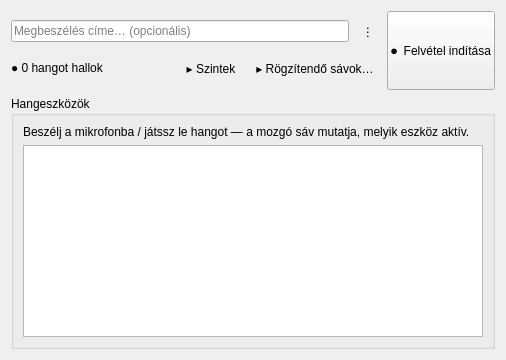
Old version of the form gui/src/RecordBar.ui in the repository RemedIT-Hungary/Tanara.
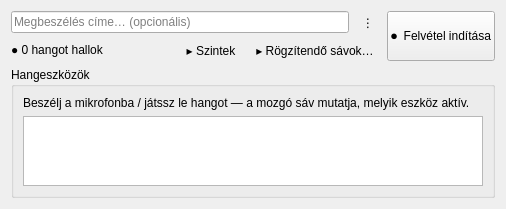
New version of the form.

Commit message: GUI-javítás: őszinte Beszélők-sáv + kompakt lebegő felvevő

Diff of the .ui file:
```diff
--- a/gui/src/RecordBar.ui
+++ b/gui/src/RecordBar.ui
@@ -3,7 +3,7 @@
  <class>RecordBar</class>
  <widget class="QWidget" name="RecordBar">
   <property name="geometry">
-   <rect><x>0</x><y>0</y><width>506</width><height>360</height></rect>
+   <rect><x>0</x><y>0</y><width>506</width><height>120</height></rect>
   </property>
   <!--
     Tanara — felvétel-vezérlő váz. A STATIKUS elrendezés itt szerkeszthető Qt Designerből.
@@ -112,6 +112,14 @@
      </layout>
     </widget>
    </item>
+   <item>
+    <!-- Alsó rugó: a tartalmat FELÜL tartja, kompaktan — ha a befoglaló (lebegő ablak
+         vagy dokk) több függőleges helyet ad, az ide kerül, NEM teríti szét a sorokat. -->
+    <spacer name="rootBottomSpacer">
+     <property name="orientation"><enum>Qt::Orientation::Vertical</enum></property>
+     <property name="sizeHint" stdset="0"><size><width>20</width><height>0</height></size></property>
+    </spacer>
+   </item>
   </layout>
  </widget>
  <resources/>
```
The commit also changes 4 other files.
